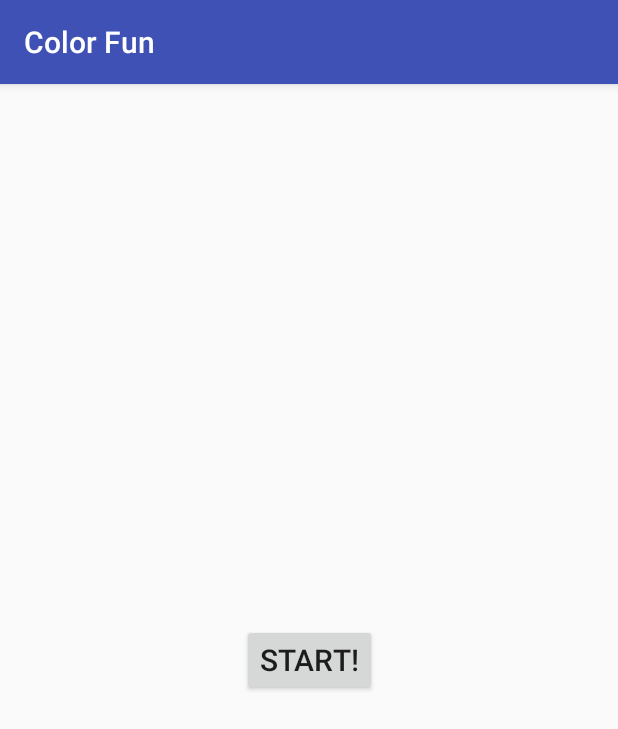
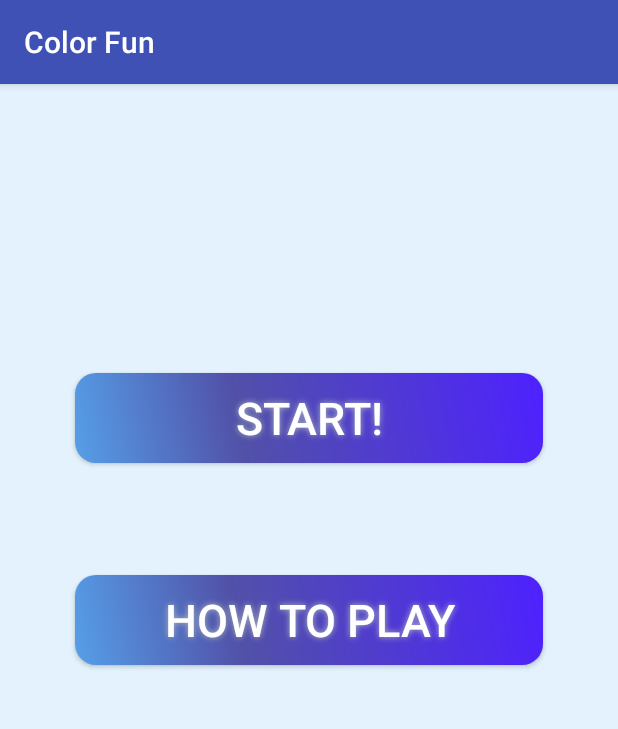
Before and after one commit to Pianista28/Color-fun, an Android app: the screen it shows after launch (MainActivity), on a phone screen of 412 x 824 dp. Shown: the top 729 px of the screen. Run offline under Robolectric (Android 15) with nearby library versions, the phone set to English and light mode, and no system bars; our stand-ins replace ButterKnife.

Commit message:
Add custom buttons and How To Play message"

```diff
--- a/app/src/main/java/pl/edu/pwr/lab2borowiak/colorsgame/GameActivity.java
+++ b/app/src/main/java/pl/edu/pwr/lab2borowiak/colorsgame/GameActivity.java
@@ -63,10 +63,11 @@ public class GameActivity extends AppCompatActivity {
     @Override
     protected void onResume() {
         super.onResume();
+        restoreData();
         points = 0;
         correctButton = -1;
         pointsText.setText(String.valueOf(points));
-        Toast.makeText(getApplicationContext(),"resume", Toast.LENGTH_SHORT).show();
+        //Toast.makeText(getApplicationContext(),"resume", Toast.LENGTH_SHORT).show();
         startTurn();
     }
 
@@ -93,7 +94,7 @@ public class GameActivity extends AppCompatActivity {
         cdt.cancel();
         if(points > record){
             record = points;
-            saveData(record);
+            saveData();
         }
         setAlertDialog();
     }
@@ -147,7 +148,7 @@ public class GameActivity extends AppCompatActivity {
     }
 
 
-    private void saveData(int record){
+    private void saveData(){
         SharedPreferences.Editor editor = preferences.edit();
         editor.putInt(RECORD, record);
         editor.apply();
@@ -222,7 +223,7 @@ public class GameActivity extends AppCompatActivity {
     public void setAlertDialog(){
         AlertDialog.Builder builder = new AlertDialog.Builder(this);
         builder.setTitle(R.string.lose);
-        builder.setMessage("Points:" + String.valueOf(points));
+        builder.setMessage("Points:" + String.valueOf(points) + "\nRecord: " + String.valueOf(record));
         builder.setPositiveButton("Play again!", new DialogInterface.OnClickListener() {
             @Override
             public void onClick(DialogInterface dialog, int which) {
--- a/app/src/main/java/pl/edu/pwr/lab2borowiak/colorsgame/MainActivity.java
+++ b/app/src/main/java/pl/edu/pwr/lab2borowiak/colorsgame/MainActivity.java
@@ -1,7 +1,9 @@
 package pl.edu.pwr.lab2borowiak.colorsgame;
 
+import android.content.DialogInterface;
 import android.content.Intent;
 import android.os.CountDownTimer;
+import android.support.v7.app.AlertDialog;
 import android.support.v7.app.AppCompatActivity;
 import android.os.Bundle;
 import android.widget.Button;
@@ -12,12 +14,13 @@ import butterknife.ButterKnife;
 import butterknife.OnClick;
 
 public class MainActivity extends AppCompatActivity {
-
+    AlertDialog alertDialog;
     @Override
     protected void onCreate(Bundle savedInstanceState) {
         super.onCreate(savedInstanceState);
         setContentView(R.layout.activity_main);
         ButterKnife.bind(this);
+        setAlertDialog();
     }
 
     @OnClick(R.id.buttonS)
@@ -25,4 +28,28 @@ public class MainActivity extends AppCompatActivity {
         Intent it = new Intent(this, GameActivity.class);
         startActivity(it);
     }
+
+    @OnClick(R.id.buttonHowToPlay)
+    public void howToPlay(){
+       alertDialog.show();
+    }
+
+    @Override
+    public void onBackPressed() {
+        System.exit(0);
+    }
+
+    private void setAlertDialog() {
+        AlertDialog.Builder builder = new AlertDialog.Builder(this);
+        builder.setTitle(R.string.how_to_play);
+        builder.setMessage(R.string.how_to_play_message);
+        builder.setPositiveButton("OK", new DialogInterface.OnClickListener() {
+            @Override
+            public void onClick(DialogInterface dialog, int which) {
+                alertDialog.dismiss();
+            }
+        });
+
+        alertDialog = builder.create();
+    }
 }
--- /dev/null
+++ b/app/src/main/res/drawable/buttonshape.xml
@@ -0,0 +1,28 @@
+<?xml version="1.0" encoding="utf-8"?>
+<shape xmlns:android="http://schemas.android.com/apk/res/android" android:shape="rectangle" >
+    <corners
+        android:radius="14dp"
+        />
+    <gradient
+        android:angle="45"
+        android:centerX="35%"
+        android:centerColor="#5151A8"
+        android:startColor="#569FE8"
+        android:endColor="#4E21FF"
+        android:type="linear"
+        />
+    <padding
+        android:left="0dp"
+        android:top="0dp"
+        android:right="0dp"
+        android:bottom="0dp"
+        />
+    <size
+        android:width="270dp"
+        android:height="60dp"
+        />
+    <stroke
+        android:width="0dp"
+        android:color="#878787"
+        />
+</shape>
--- a/app/src/main/res/layout/activity_game.xml
+++ b/app/src/main/res/layout/activity_game.xml
@@ -4,7 +4,8 @@
     xmlns:tools="http://schemas.android.com/tools"
     android:layout_width="match_parent"
     android:layout_height="match_parent"
-    tools:context="pl.edu.pwr.lab2borowiak.colorsgame.GameActivity">
+    tools:context="pl.edu.pwr.lab2borowiak.colorsgame.GameActivity"
+    android:background="#E3F2FD">
 
     <android.support.constraint.Guideline
         android:layout_width="wrap_content"
@@ -16,7 +17,7 @@
     <TextView
         android:id="@+id/textViewColor"
         android:layout_width="wrap_content"
-        android:layout_height="wrap_content"
+        android:layout_height="63dp"
         android:textSize="40sp"
         app:layout_constraintTop_toTopOf="parent"
         android:layout_marginTop="8dp"
@@ -28,7 +29,7 @@
         app:layout_constraintLeft_toLeftOf="parent"
         android:layout_marginStart="8dp"
         android:layout_marginEnd="8dp"
-
+        android:gravity="center"
         android:text="COLOR"/>
 
     <Button
--- a/app/src/main/res/layout/activity_main.xml
+++ b/app/src/main/res/layout/activity_main.xml
@@ -4,21 +4,66 @@
     xmlns:tools="http://schemas.android.com/tools"
     android:layout_width="match_parent"
     android:layout_height="match_parent"
-    tools:context="pl.edu.pwr.lab2borowiak.colorsgame.MainActivity">
+    tools:context="pl.edu.pwr.lab2borowiak.colorsgame.MainActivity"
+    android:background="#E3F2FD">
 
     <Button
         android:id="@+id/buttonS"
+
+        android:text="@string/start"
+        android:textColor="#FFFFFF"
+        android:textSize="30sp"
+
+        android:layout_width="0dp"
+        android:layout_height="60dp"
+        android:background="@drawable/buttonshape"
+        android:shadowColor="#AFBBBD"
+        android:shadowDx="0"
+        android:shadowDy="0"
+        android:shadowRadius="5"
+        app:layout_constraintTop_toTopOf="parent"
+        android:layout_marginTop="8dp"
+        android:layout_marginRight="50dp"
+        app:layout_constraintRight_toRightOf="parent"
+        android:layout_marginLeft="50dp"
+        app:layout_constraintLeft_toLeftOf="parent"
+        android:layout_marginBottom="8dp"
+        app:layout_constraintBottom_toTopOf="@+id/guideline2"
+        android:layout_marginStart="50dp"
+        android:layout_marginEnd="50dp" />
+
+    <Button
+        android:id="@+id/buttonHowToPlay"
+
+        android:text="@string/how_to_play"
+        android:textColor="#FFFFFF"
+        android:textSize="30sp"
+
+        android:layout_width="0dp"
+        android:layout_height="60dp"
+        android:background="@drawable/buttonshape"
+        android:shadowColor="#AFBBBD"
+        android:shadowDx="0"
+        android:shadowDy="0"
+        android:shadowRadius="5"
+        android:layout_marginRight="50dp"
+        app:layout_constraintRight_toRightOf="parent"
+        android:layout_marginLeft="50dp"
+        app:layout_constraintLeft_toLeftOf="parent"
+        android:layout_marginBottom="8dp"
+        app:layout_constraintBottom_toTopOf="@+id/guideline2"
+        android:layout_marginStart="50dp"
+        android:layout_marginEnd="50dp"
+        app:layout_constraintHorizontal_bias="1.0"
+        android:layout_marginTop="24dp"
+        app:layout_constraintTop_toBottomOf="@+id/buttonS" />
+
+
+    <android.support.constraint.Guideline
         android:layout_width="wrap_content"
         android:layout_height="wrap_content"
-        android:text="@string/start"
-        android:textSize="20sp"
-        android:layout_marginRight="8dp"
-        app:layout_constraintRight_toRightOf="parent"
-        android:layout_marginLeft="8dp"
-        app:layout_constraintLeft_toLeftOf="parent"
-        app:layout_constraintBottom_toBottomOf="parent"
-        android:layout_marginBottom="8dp"
-        app:layout_constraintTop_toTopOf="parent"
-        android:layout_marginTop="8dp" />
+        android:id="@+id/guideline2"
+        android:orientation="horizontal"
+        app:layout_constraintGuide_percent="0.58" />
 
 </android.support.constraint.ConstraintLayout>
--- a/app/src/main/res/values/strings.xml
+++ b/app/src/main/res/values/strings.xml
@@ -7,6 +7,8 @@
     <string name="red">RED</string>
     <string name="blue">BLUE</string>
     <string name="green">GREEN</string>
-    <string name="lose">You Lose</string>
+    <string name="lose">OH...</string>
     <string name="record">Record:</string>
+    <string name="how_to_play">How to play</string>
+    <string name="how_to_play_message">Click the button as the text says, not as the color hints</string>
 </resources>
```
Also changed, not shown: 1 other file.
